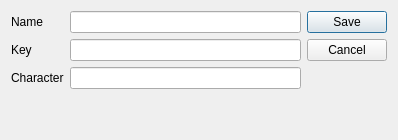
The window that itemdialog.ui (domoritz/drummy) describes before a commit, drawn with Qt 5.
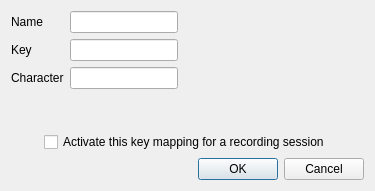
The same window after the commit.

Commit message: new trash icon, font settings, new dialog for drum mapping items

The edit to the form file:
```diff
--- a/itemdialog.ui
+++ b/itemdialog.ui
@@ -6,55 +6,124 @@
    <rect>
     <x>0</x>
     <y>0</y>
-    <width>398</width>
-    <height>140</height>
+    <width>375</width>
+    <height>191</height>
    </rect>
   </property>
   <property name="windowTitle">
    <string>Dialog</string>
   </property>
-  <layout class="QHBoxLayout" name="horizontalLayout">
+  <layout class="QVBoxLayout" name="verticalLayout">
    <item>
-    <layout class="QFormLayout" name="formLayout">
-     <item row="0" column="1">
-      <widget class="QLineEdit" name="nameLineEdit"/>
-     </item>
-     <item row="0" column="0">
-      <widget class="QLabel" name="label">
-       <property name="text">
-        <string>Name</string>
+    <layout class="QVBoxLayout" name="verticalLayout_2">
+     <item>
+      <layout class="QFormLayout" name="formLayout">
+       <property name="fieldGrowthPolicy">
+        <enum>QFormLayout::FieldsStayAtSizeHint</enum>
        </property>
-      </widget>
+       <item row="0" column="0">
+        <widget class="QLabel" name="label">
+         <property name="text">
+          <string>Name</string>
+         </property>
+        </widget>
+       </item>
+       <item row="0" column="1">
+        <widget class="QLineEdit" name="nameLineEdit">
+         <property name="toolTip">
+          <string>The name of the drum.
+Use one up to three characters.</string>
+         </property>
+         <property name="inputMask">
+          <string>Xxx; </string>
+         </property>
+        </widget>
+       </item>
+       <item row="1" column="0">
+        <widget class="QLabel" name="label_2">
+         <property name="text">
+          <string>Key</string>
+         </property>
+        </widget>
+       </item>
+       <item row="1" column="1">
+        <widget class="QLineEdit" name="keyLineEdit">
+         <property name="toolTip">
+          <string>The key from your key board you want to use for this drum.
+Just one character please. Thanks!</string>
+         </property>
+         <property name="inputMask">
+          <string>X; </string>
+         </property>
+        </widget>
+       </item>
+       <item row="2" column="0">
+        <widget class="QLabel" name="label_3">
+         <property name="text">
+          <string>Character</string>
+         </property>
+        </widget>
+       </item>
+       <item row="2" column="1">
+        <widget class="QLineEdit" name="charLineEdit">
+         <property name="toolTip">
+          <string>The character that will be used to show this drum in the output</string>
+         </property>
+         <property name="inputMask">
+          <string>X; </string>
+         </property>
+        </widget>
+       </item>
+      </layout>
      </item>
-     <item row="1" column="0">
-      <widget class="QLabel" name="label_2">
-       <property name="text">
-        <string>Key</string>
+    </layout>
+   </item>
+   <item>
+    <layout class="QHBoxLayout" name="horizontalLayout">
+     <item>
+      <spacer name="horizontalSpacer_2">
+       <property name="orientation">
+        <enum>Qt::Horizontal</enum>
        </property>
-      </widget>
+       <property name="sizeHint" stdset="0">
+        <size>
+         <width>40</width>
+         <height>20</height>
+        </size>
+       </property>
+      </spacer>
      </item>
-     <item row="2" column="0">
-      <widget class="QLabel" name="label_3">
+     <item>
+      <widget class="QCheckBox" name="activeCheckBox">
+       <property name="toolTip">
+        <string>You can deactivate this key mapping here. 
+A line for the drum will be painted but to key 
+presses will be recorded.</string>
+       </property>
        <property name="text">
-        <string>Character</string>
+        <string>Activate this key mapping for a recording session</string>
        </property>
       </widget>
      </item>
-     <item row="1" column="1">
-      <widget class="QLineEdit" name="keyLineEdit"/>
-     </item>
-     <item row="2" column="1">
-      <widget class="QLineEdit" name="charLineEdit"/>
+     <item>
+      <spacer name="horizontalSpacer">
+       <property name="orientation">
+        <enum>Qt::Horizontal</enum>
+       </property>
+       <property name="sizeHint" stdset="0">
+        <size>
+         <width>40</width>
+         <height>20</height>
+        </size>
+       </property>
+      </spacer>
      </item>
     </layout>
    </item>
    <item>
     <widget class="QDialogButtonBox" name="buttonBox">
-     <property name="orientation">
-      <enum>Qt::Vertical</enum>
-     </property>
      <property name="standardButtons">
-      <set>QDialogButtonBox::Cancel|QDialogButtonBox::Save</set>
+      <set>QDialogButtonBox::Cancel|QDialogButtonBox::Ok</set>
      </property>
     </widget>
    </item>
```
Left out of the diff: 35 changed lines with no effect on the pictures. The commit also changes 18 other files.
